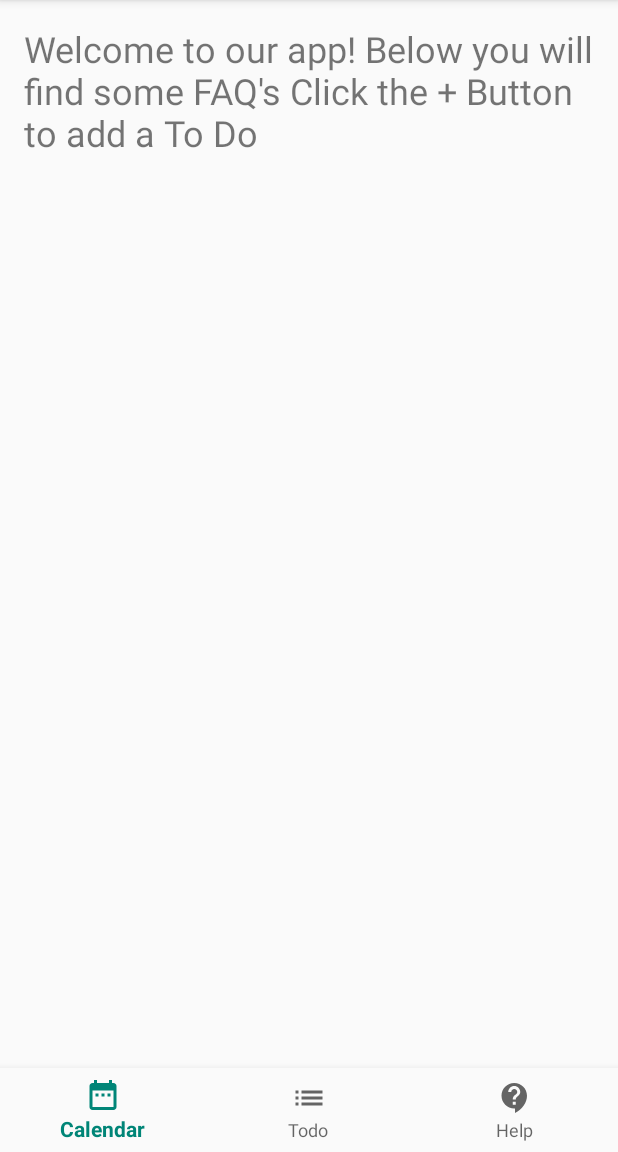
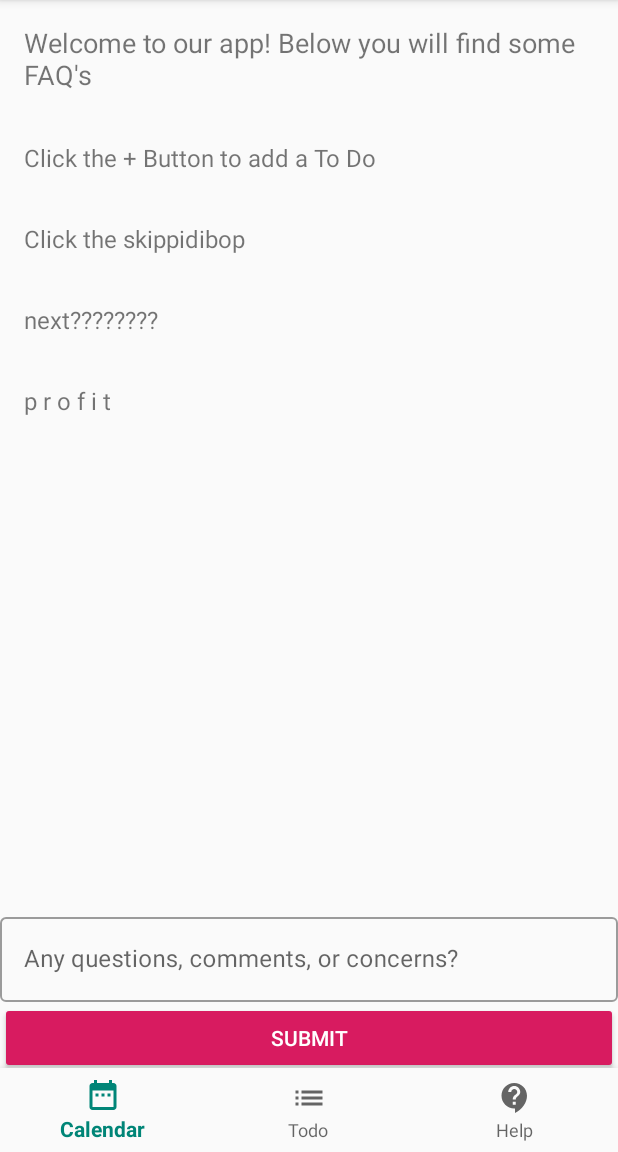
Before and after one commit to aaronpaczak/coe1530, an Android app: the fragment HelpFragment placed in its activity, on a phone screen of 412 x 824 dp, the part 84-1236 px from its top. Run offline under Robolectric (Android 15) with nearby library versions, the phone set to English and light mode, and no system bars.

Commit message:
beef up that info

```diff
--- a/app/src/main/res/layout/fragment_help.xml
+++ b/app/src/main/res/layout/fragment_help.xml
@@ -6,12 +6,79 @@
     android:layout_height="match_parent"
     tools:context=".HelpFragment">
 
-    <!-- TODO: Update blank fragment layout -->
-    <TextView
+    <LinearLayout
         android:layout_width="match_parent"
         android:layout_height="match_parent"
-        android:layout_margin="@dimen/text_margin"
-        android:text="@string/help_string"
-        android:textSize="24sp" />
+        android:orientation="vertical">
 
+        <TextView
+            android:layout_width="match_parent"
+            android:layout_height="wrap_content"
+            android:layout_margin="@dimen/text_margin"
+            android:text="@string/help_intro"
+            android:textSize="18sp" />
+
+        <TextView
+            android:layout_width="match_parent"
+            android:layout_height="wrap_content"
+            android:layout_margin="@dimen/text_margin"
+            android:text="@string/help_1"
+            android:textSize="16sp" />
+
+        <TextView
+            android:layout_width="match_parent"
+            android:layout_height="wrap_content"
+            android:layout_margin="@dimen/text_margin"
+            android:text="@string/help_2"
+            android:textSize="16sp" />
+
+        <TextView
+            android:layout_width="match_parent"
+            android:layout_height="wrap_content"
+            android:layout_margin="@dimen/text_margin"
+            android:text="@string/help_3"
+            android:textSize="16sp" />
+
+        <TextView
+            android:layout_width="match_parent"
+            android:layout_height="wrap_content"
+            android:layout_margin="@dimen/text_margin"
+            android:text="@string/help_4"
+            android:textSize="16sp" />
+
+        <LinearLayout
+            android:layout_width="match_parent"
+            android:layout_height="0dip"
+            android:layout_weight="1"
+            android:gravity="center|bottom"
+            android:orientation="vertical"
+            android:layout_above="@+id/main_container"
+            android:paddingBottom="52dp" >
+
+            <android.support.design.widget.TextInputLayout
+                style="@style/Widget.MaterialComponents.TextInputLayout.OutlinedBox"
+                android:layout_width="fill_parent"
+                android:layout_height="wrap_content"
+                android:layout_gravity="center_horizontal|center">
+
+                <android.support.design.widget.TextInputEditText
+                    android:layout_width="fill_parent"
+                    android:layout_height="wrap_content"
+                    android:layout_weight="1"
+                    android:hint="@string/help_hint"
+                    android:imeOptions="actionSend"
+                    android:inputType="textAutoCorrect|textMultiLine|textLongMessage"
+                    android:selectAllOnFocus="false"
+                    android:singleLine="false" />
+            </android.support.design.widget.TextInputLayout>
+
+            <Button
+                android:id="@+id/button1"
+                style="@style/Widget.AppCompat.Button.Colored"
+                android:layout_width="match_parent"
+                android:layout_height="wrap_content"
+                android:text="Submit"
+                android:layout_gravity="center_horizontal|center"/>
+        </LinearLayout>
+    </LinearLayout>
 </FrameLayout>
--- a/app/src/main/res/values/strings.xml
+++ b/app/src/main/res/values/strings.xml
@@ -5,8 +5,12 @@
     <string name="title_help">Help</string>
 
     <!-- TODO: Remove or change this placeholder text -->
-    <string name="help_string">Welcome to our app! Below you will find some FAQ\'s
-        <P>Click the + Button to add a To Do</P></string>
+    <string name="help_intro">Welcome to our app! Below you will find some FAQ\'s</string>
+    <string name="help_1">Click the + Button to add a To Do</string>
+    <string name="help_2">Click the skippidibop</string>
+    <string name="help_3">next????????</string>
+    <string name="help_4">p r o f i t</string>
+    <string name="help_hint">Any questions, comments, or concerns?</string>
 
 
     <string name="cal_string">Hello cal fragment</string>
```
